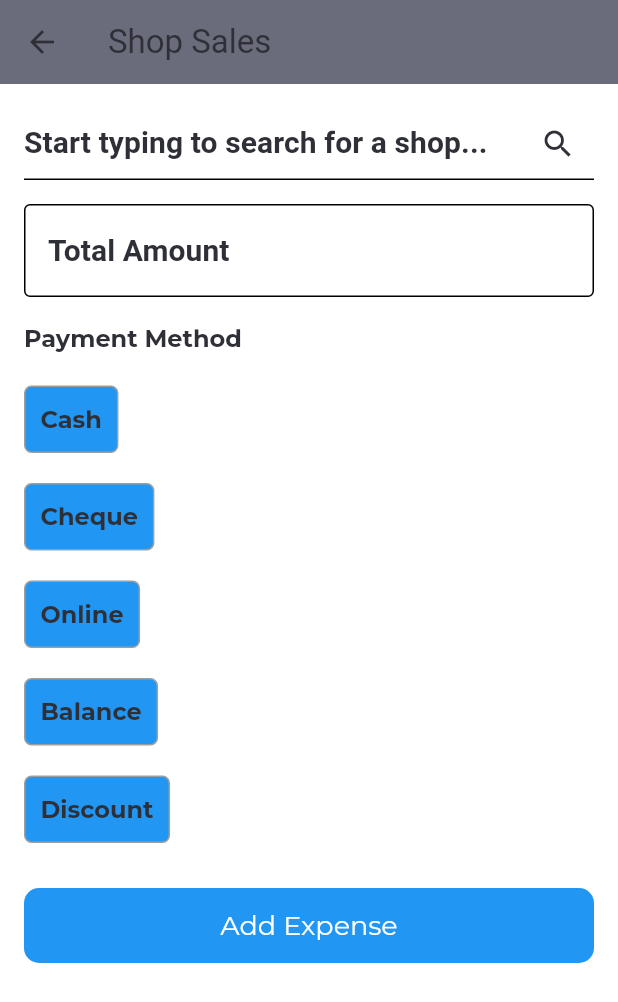
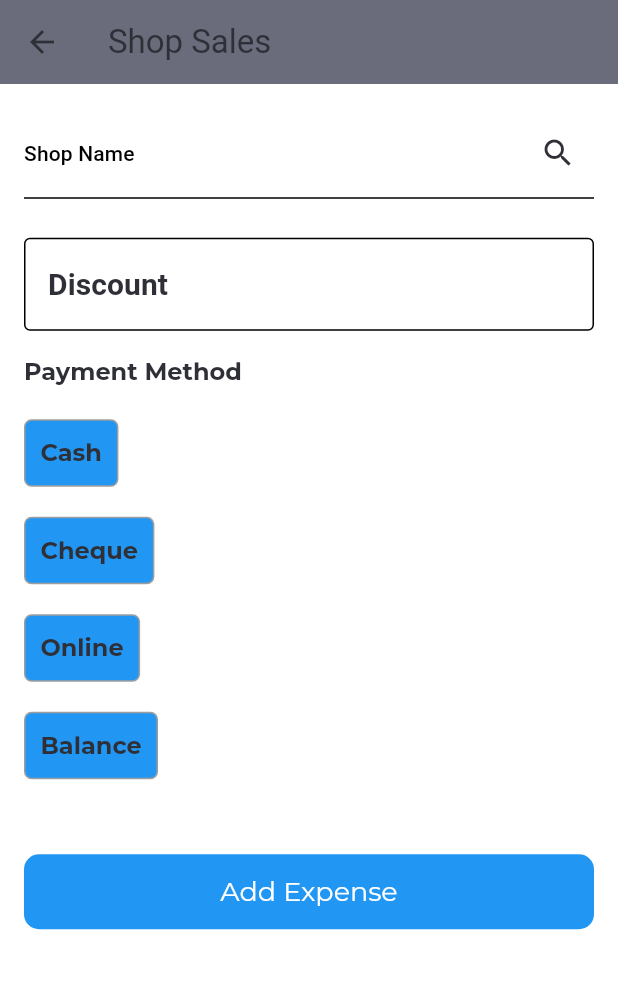
Before and after one commit to ganeshnitalikar/Om-Enterprise-, a Flutter app: the ShopSalesScreen screen opened by its route, on a phone screen of 412 x 824 dp. Shown: the top 1002 px of the screen. Run offline on Flutter 3.47's test engine with Material 3 defaults, Android fonts, the light colour scheme and no system bars; our stand-ins replace dio, get, google_fonts, image_picker, shared_preferences; accounts and stored records are empty.

Commit message:
small changes

```diff
--- a/lib/Controllers/Driver/driver_dashboard_controller.dart
+++ b/lib/Controllers/Driver/driver_dashboard_controller.dart
@@ -47,6 +47,7 @@ class DriverDashboardController extends GetxController {
         Get.snackbar("No Data To Show", "Driver Not Assigned Yet");
       } else {
         Get.snackbar("Error", "Failed to fetch driver details");
+        Get.offAllNamed('/login');
       }
     } finally {
       isLoading(false);
--- a/lib/Controllers/Driver/shop_sales_controller.dart
+++ b/lib/Controllers/Driver/shop_sales_controller.dart
@@ -253,10 +253,12 @@ class ShopSalesController extends GetxController {
 
       if (response.statusCode == 200) {
         Get.snackbar("Success", "Sales info saved successfully!");
+        Get.offAllNamed('/driverDashboard');
       } else {
         final responseBody = jsonDecode(response.body);
         Get.snackbar(
             "Error", responseBody['error'] ?? "Unknown error occurred");
+        Get.offAllNamed('/driverDashboard');
       }
     } catch (e) {
       Get.snackbar("Error Here", e.toString());
--- a/lib/Screens/Driver/shop_sales_screen.dart
+++ b/lib/Screens/Driver/shop_sales_screen.dart
@@ -27,10 +27,14 @@ class ShopSalesScreen extends StatelessWidget {
                       TextField(
                         controller: controller.shopNameController,
                         onChanged: (value) {
-                          // Call the search function when user types
                           controller.performSearch(value);
+                          controller.isDiscount.value = true;
                         },
-                        decoration: const InputDecoration(
+                        decoration: InputDecoration(
+                          labelText: 'Shop Name',
+                          labelStyle: Get.theme.textTheme.labelLarge!.copyWith(
+                            color: Colors.black,
+                          ),
                           hintText: 'Start typing to search for a shop...',
                           suffixIcon: Icon(Icons.search),
                         ),
@@ -69,15 +73,14 @@ class ShopSalesScreen extends StatelessWidget {
 
               const SizedBox(height: 16),
 
-              // Total Amount Field
-              TextField(
-                controller: controller.totalAmountController,
+              //Discount field
+              const SizedBox(height: 10),
+              inputField(
+                controller: controller.discountController,
+                labelText: 'Discount',
                 keyboardType: TextInputType.number,
-                decoration: const InputDecoration(
-                  labelText: 'Total Amount',
-                  border: OutlineInputBorder(),
-                ),
               ),
+
               const SizedBox(height: 16),
 
               // Payment Method
@@ -192,19 +195,6 @@ class ShopSalesScreen extends StatelessWidget {
               const SizedBox(height: 20),
 
 // Discount Field
-              PaymentMethodWidget(
-                title: 'Discount',
-                controller: controller.discountController,
-                isSelected: controller.isDiscount,
-                onSelect: () {
-                  controller.isDiscount.value = !controller.isDiscount.value;
-                  if (controller.isDiscount.value) {
-                    controller.clearImages();
-                  }
-                  controller.update();
-                },
-                labelText: 'Discount Amount',
-              ),
 
               const SizedBox(height: 30),
               // Submit Button
--- a/lib/main.dart
+++ b/lib/main.dart
@@ -1,6 +1,6 @@
 import 'package:flutter/material.dart';
 import 'package:get/get.dart';
-import 'package:om/Controllers/Driver/expiry_material_controller.dart';
+
 import 'package:om/Screens/Admin/admin_dashboard_screen.dart';
 import 'package:om/Screens/Driver/driver_dashboard_screen.dart';
 import 'package:om/Screens/Driver/driver_report_screen.dart';
--- a/lib/utils.dart
+++ b/lib/utils.dart
@@ -92,7 +92,6 @@ Widget inputField(
   );
 }
 
-/// Created by Patrice Mulindi email(mulindipatrice00@gmail.com) on 23.06.2023.
 class Themes {
   static final light = ThemeData.light().copyWith(
     scaffoldBackgroundColor: Colors.white,
```
Also changed, not shown: lib/Screens/Driver/driver_dashboard_screen.dart (+74 -19 lines).
